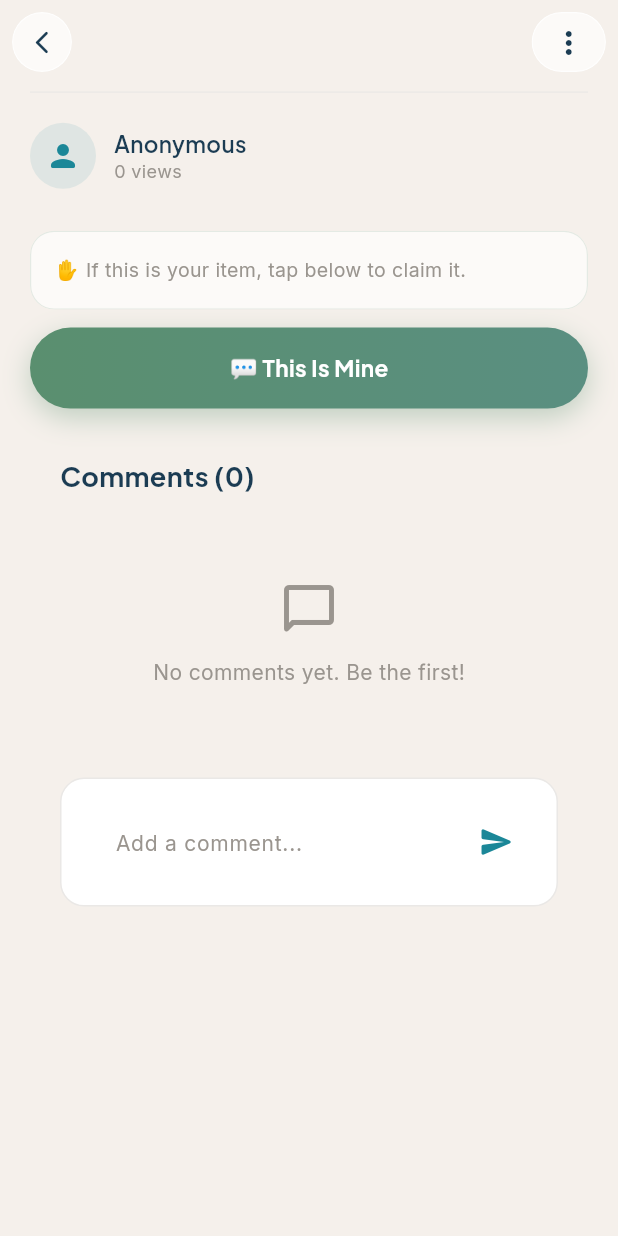
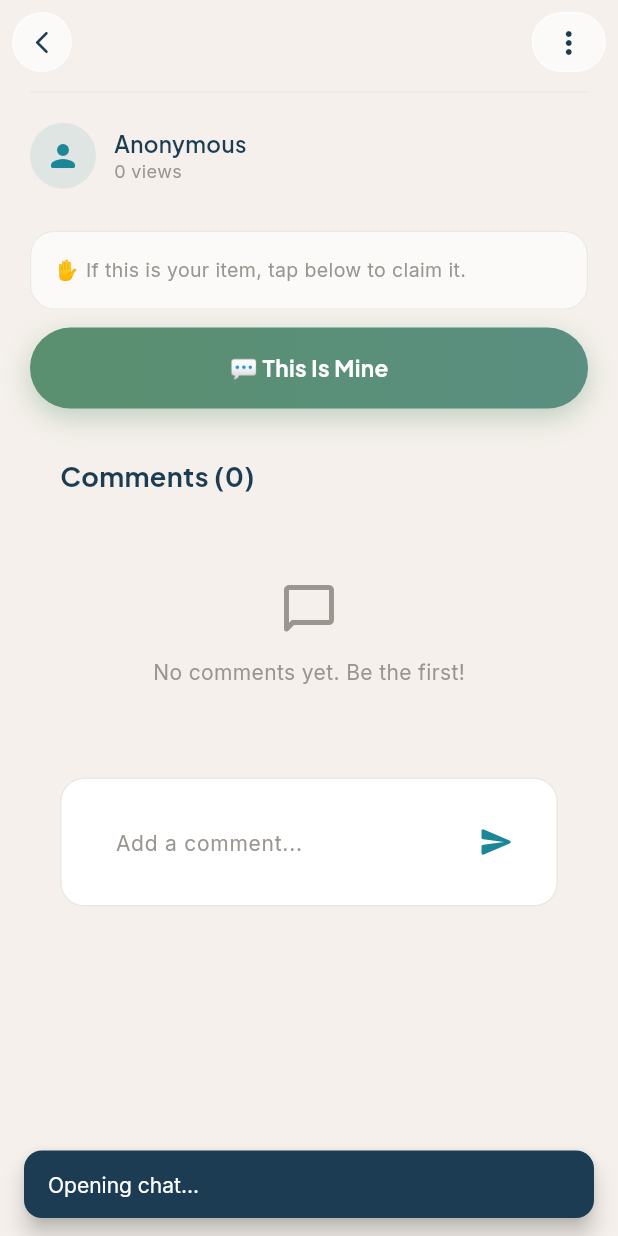
Before and after one commit to UmerCodes19/Trace, a Flutter app: the _PostDetailBody screen opened directly with empty values, scrolled down 346 dp, after a tap on "💬 This Is Mine", on a phone screen of 412 x 824 dp. Run offline on Flutter 3.47's test engine with Material 3 defaults, Android fonts, the phone set to English and light mode, and no system bars; our stand-ins replace cached_network_image, confetti, dio, firebase_auth, firebase_core, flutter_animate and 15 more; missing offline and left inert: flutter_inappwebview, google_mlkit_image_labeling; accounts and stored records are empty; network calls fail.

Commit message:
another one

```diff
--- a/lib/presentation/screens/post/post_detail_screen.dart
+++ b/lib/presentation/screens/post/post_detail_screen.dart
@@ -475,16 +475,26 @@ class _ClaimSection extends ConsumerWidget {
         GestureDetector(
           onTap: () async {
             AppHaptics.medium();
+            try {
               final api = ref.read(apiServiceProvider);
+              showAppSnack(context, 'Opening chat...', isError: false);
+
               final chatId = await api.createChat({
                 'postId': post.id,
-              'buyerId': currentUid, // Using buyerId as currentUserId field
-              'sellerId': post.userId, // Using sellerId as otherUserId field
+                'buyerId': currentUid,
+                'sellerId': post.userId,
                 'postTitle': post.title,
                 'otherUserName': post.posterName,
               });
+
               if (context.mounted) {
                 context.push('/chat/${chatId['id']}');
+              }
+            } catch (e) {
+              debugPrint('Error starting chat: $e');
+              if (context.mounted) {
+                showAppSnack(context, 'Could not open chat. Please try again.', isError: true);
+              }
             }
           },
           child: Container(
```
Also changed, not shown: 1 other file. Lines whose indentation alone changed are shown as unchanged.
